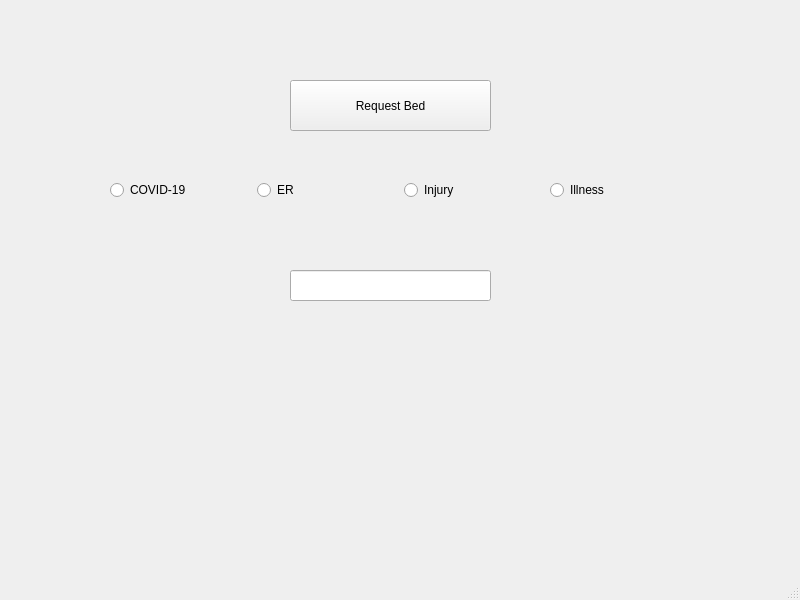
braeden-muller/hospitalBeds, file doctorwindow.ui: the form before one commit.
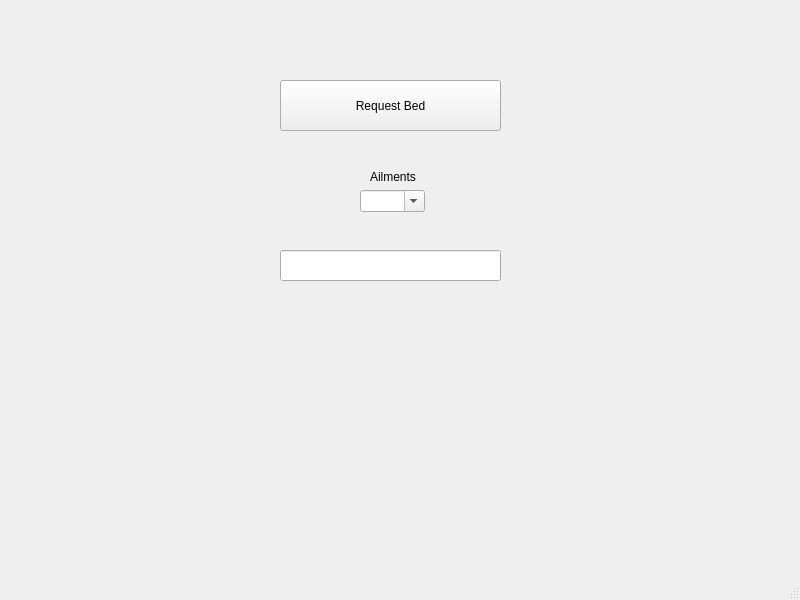
The form after the commit.

Commit message: Updated doctor window to include drop down menu

The edit to the form file:
```diff
--- a/doctorwindow.ui
+++ b/doctorwindow.ui
@@ -20,9 +20,9 @@
    <widget class="QPushButton" name="requestBed">
     <property name="geometry">
      <rect>
-      <x>290</x>
+      <x>280</x>
       <y>80</y>
-      <width>201</width>
+      <width>221</width>
       <height>51</height>
      </rect>
     </property>
@@ -33,9 +33,9 @@
    <widget class="QLineEdit" name="requestResponse">
     <property name="geometry">
      <rect>
-      <x>290</x>
-      <y>270</y>
-      <width>201</width>
+      <x>280</x>
+      <y>250</y>
+      <width>221</width>
       <height>31</height>
      </rect>
     </property>
@@ -43,45 +43,43 @@
      <bool>true</bool>
     </property>
    </widget>
-   <widget class="QWidget" name="horizontalLayoutWidget">
+   <widget class="QComboBox" name="ailmentSelector">
     <property name="geometry">
      <rect>
-      <x>110</x>
-      <y>150</y>
-      <width>581</width>
-      <height>80</height>
+      <x>360</x>
+      <y>190</y>
+      <width>65</width>
+      <height>22</height>
      </rect>
     </property>
-    <layout class="QHBoxLayout" name="radioLayout">
-     <item>
-      <widget class="QRadioButton" name="covidButton">
-       <property name="text">
-        <string>COVID-19</string>
-       </property>
-      </widget>
-     </item>
-     <item>
-      <widget class="QRadioButton" name="erButton">
-       <property name="text">
-        <string>ER</string>
-       </property>
-      </widget>
-     </item>
-     <item>
-      <widget class="QRadioButton" name="injuryButton">
-       <property name="text">
-        <string>Injury</string>
-       </property>
-      </widget>
-     </item>
-     <item>
-      <widget class="QRadioButton" name="illnessButton">
-       <property name="text">
-        <string>Illness</string>
-       </property>
-      </widget>
-     </item>
-    </layout>
+    <property name="mouseTracking">
+     <bool>true</bool>
+    </property>
+    <property name="tabletTracking">
+     <bool>false</bool>
+    </property>
+    <property name="editable">
+     <bool>true</bool>
+    </property>
+    <property name="currentIndex">
+     <number>-1</number>
+    </property>
+    <property name="maxVisibleItems">
+     <number>4</number>
+    </property>
+   </widget>
+   <widget class="QLabel" name="ailmentLabel">
+    <property name="geometry">
+     <rect>
+      <x>370</x>
+      <y>170</y>
+      <width>47</width>
+      <height>14</height>
+     </rect>
+    </property>
+    <property name="text">
+     <string>Ailments</string>
+    </property>
    </widget>
   </widget>
   <widget class="QMenuBar" name="menubar">
```
The commit also changes 3 other files.
